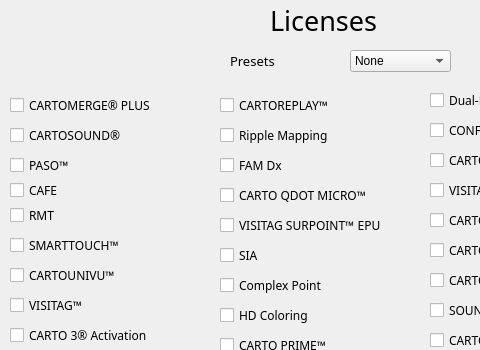
The window that Code/Forms/licenses_dialog.ui (EranYonai/Auto-Baseline) describes before a commit, drawn with Qt 5; both pictures show x 0 to 480 and y 0 to 350 of the 696 by 558 pixel window.
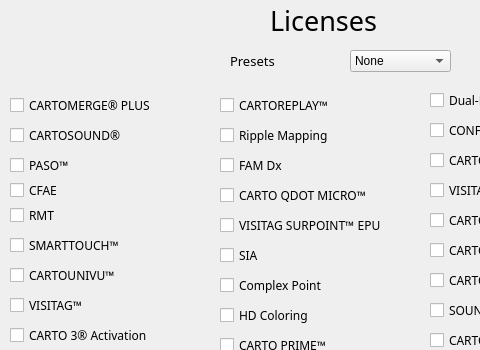
The same window after the commit.

Commit message: Fixed typo in CFAE license

```diff
--- a/Code/Forms/licenses_dialog.ui
+++ b/Code/Forms/licenses_dialog.ui
@@ -705,7 +705,7 @@
     </font>
    </property>
    <property name="text">
-    <string>CAFE</string>
+    <string>CFAE</string>
    </property>
   </widget>
   <widget class="QLabel" name="title_2">
```
The commit also changes 3 other files.
